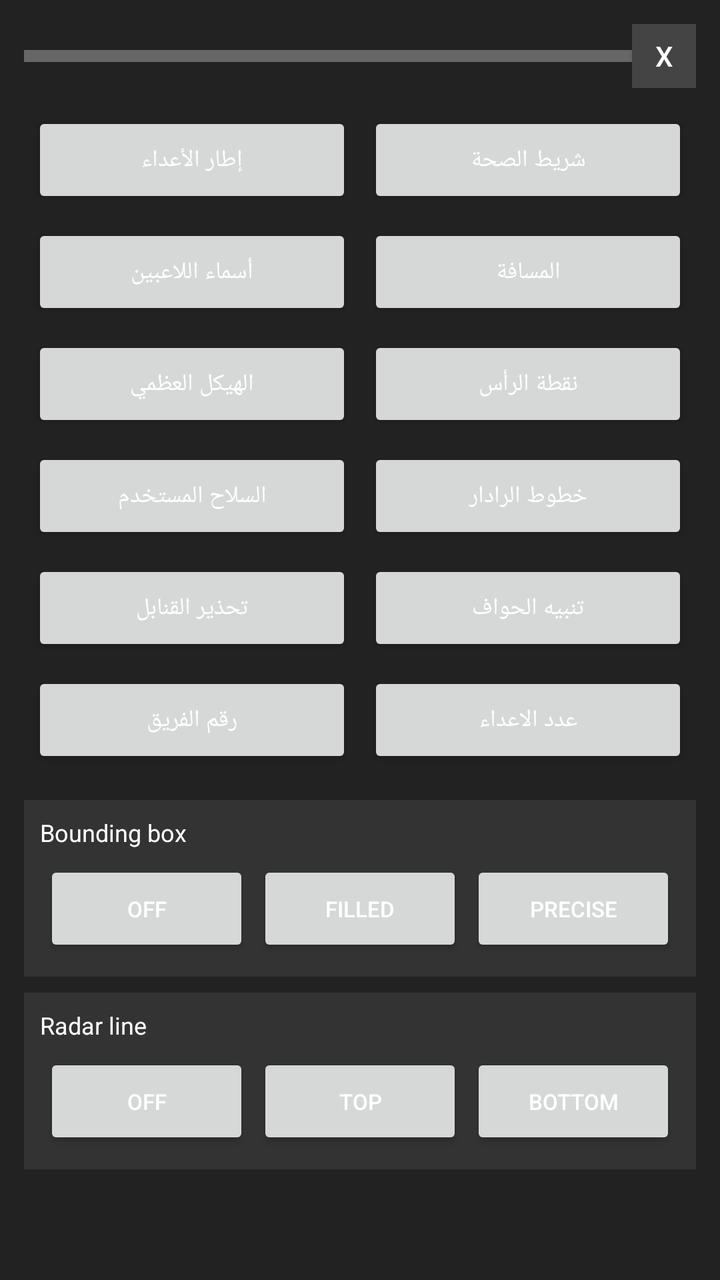
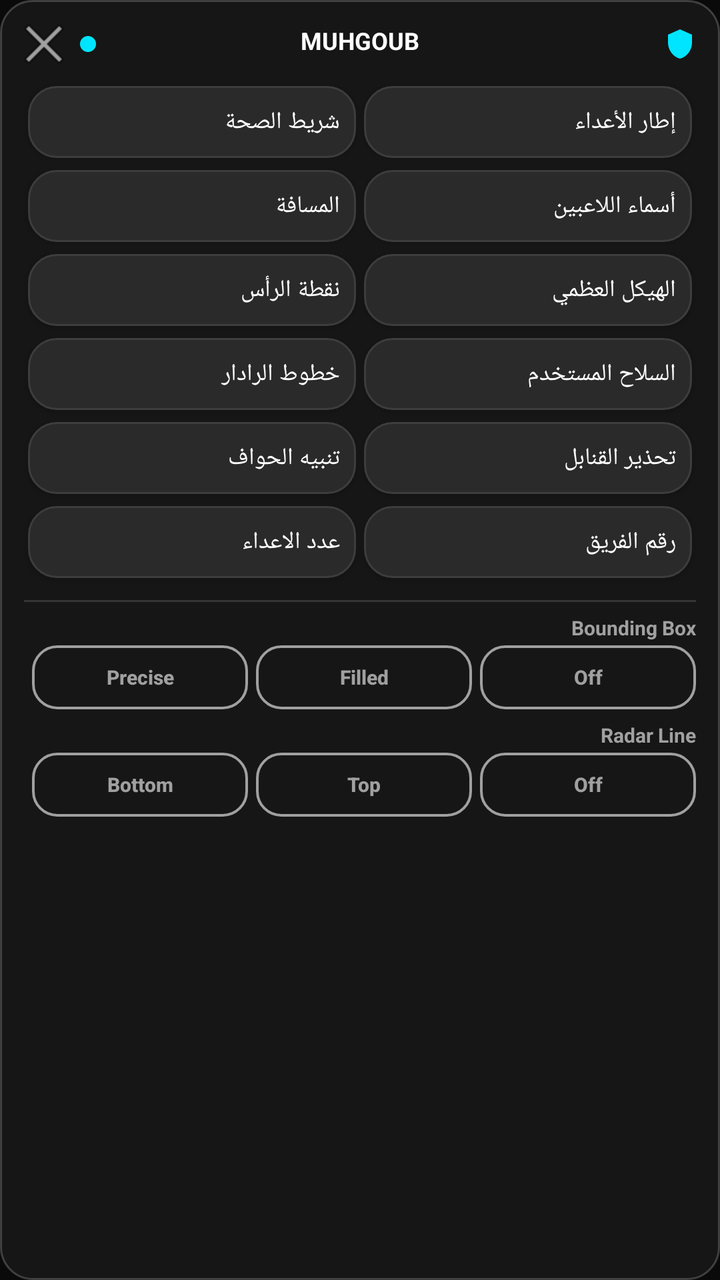

Two renders of the same Android screen: before a commit and after it. Below are the layout's source before the change and the commit's diff.
<!-- AndroidManifest.xml: application theme Theme.MuhgoubHUD -->
<!-- res/layout/overlay_panel.xml -->
<?xml version="1.0" encoding="utf-8"?>
<LinearLayout xmlns:android="http://schemas.android.com/apk/res/android"
    android:layout_width="match_parent"
    android:layout_height="match_parent"
    android:orientation="vertical"
    android:background="#222222"
    android:padding="12dp">

    
    <LinearLayout
        android:layout_width="match_parent"
        android:layout_height="wrap_content"
        android:orientation="horizontal"
        android:gravity="center_vertical"
        android:paddingBottom="8dp">

        <View
            android:id="@+id/dragHandle"
            android:layout_width="40dp"
            android:layout_height="6dp"
            android:background="#666666"
            android:layout_weight="1"/>

        <Button
            android:id="@+id/btnMinimize"
            android:layout_width="32dp"
            android:layout_height="32dp"
            android:text="X"
            android:textColor="#FFFFFF"
            android:background="#444444"/>
    </LinearLayout>

    
    <View
        android:id="@+id/statusDot"
        android:layout_width="12dp"
        android:layout_height="12dp"
        android:layout_gravity="center_horizontal"
        android:layout_marginBottom="8dp"
        android:visibility="gone"/>

    
    <GridLayout
        android:layout_width="match_parent"
        android:layout_height="wrap_content"
        android:columnCount="2"
        android:alignmentMode="alignMargins"
        android:columnOrderPreserved="false">

        <Button android:id="@+id/btnTool0" android:layout_width="0dp" android:layout_height="wrap_content" android:layout_columnWeight="1" android:text="إطار الأعداء" android:textColor="#FFFFFF" android:textSize="12sp" android:layout_margin="4dp"/>
        <Button android:id="@+id/btnTool1" android:layout_width="0dp" android:layout_height="wrap_content" android:layout_columnWeight="1" android:text="شريط الصحة" android:textColor="#FFFFFF" android:textSize="12sp" android:layout_margin="4dp"/>
        <Button android:id="@+id/btnTool2" android:layout_width="0dp" android:layout_height="wrap_content" android:layout_columnWeight="1" android:text="أسماء اللاعبين" android:textColor="#FFFFFF" android:textSize="12sp" android:layout_margin="4dp"/>
        <Button android:id="@+id/btnTool3" android:layout_width="0dp" android:layout_height="wrap_content" android:layout_columnWeight="1" android:text="المسافة" android:textColor="#FFFFFF" android:textSize="12sp" android:layout_margin="4dp"/>
        <Button android:id="@+id/btnTool4" android:layout_width="0dp" android:layout_height="wrap_content" android:layout_columnWeight="1" android:text="الهيكل العظمي" android:textColor="#FFFFFF" android:textSize="12sp" android:layout_margin="4dp"/>
        <Button android:id="@+id/btnTool5" android:layout_width="0dp" android:layout_height="wrap_content" android:layout_columnWeight="1" android:text="نقطة الرأس" android:textColor="#FFFFFF" android:textSize="12sp" android:layout_margin="4dp"/>
        <Button android:id="@+id/btnTool6" android:layout_width="0dp" android:layout_height="wrap_content" android:layout_columnWeight="1" android:text="السلاح المستخدم" android:textColor="#FFFFFF" android:textSize="12sp" android:layout_margin="4dp"/>
        <Button android:id="@+id/btnTool7" android:layout_width="0dp" android:layout_height="wrap_content" android:layout_columnWeight="1" android:text="خطوط الرادار" android:textColor="#FFFFFF" android:textSize="12sp" android:layout_margin="4dp"/>
        <Button android:id="@+id/btnTool8" android:layout_width="0dp" android:layout_height="wrap_content" android:layout_columnWeight="1" android:text="تحذير القنابل" android:textColor="#FFFFFF" android:textSize="12sp" android:layout_margin="4dp"/>
        <Button android:id="@+id/btnTool9" android:layout_width="0dp" android:layout_height="wrap_content" android:layout_columnWeight="1" android:text="تنبيه الحواف" android:textColor="#FFFFFF" android:textSize="12sp" android:layout_margin="4dp"/>
        <Button android:id="@+id/btnTool10" android:layout_width="0dp" android:layout_height="wrap_content" android:layout_columnWeight="1" android:text="رقم الفريق" android:textColor="#FFFFFF" android:textSize="12sp" android:layout_margin="4dp"/>
        <Button android:id="@+id/btnTool11" android:layout_width="0dp" android:layout_height="wrap_content" android:layout_columnWeight="1" android:text="عدد الاعداء" android:textColor="#FFFFFF" android:textSize="12sp" android:layout_margin="4dp"/>

    </GridLayout>

    
    <LinearLayout
        android:layout_width="match_parent"
        android:layout_height="wrap_content"
        android:orientation="vertical"
        android:layout_marginTop="12dp"
        android:padding="8dp"
        android:background="#333333">

        <TextView
            android:layout_width="wrap_content"
            android:layout_height="wrap_content"
            android:text="Bounding box"
            android:textColor="#FFFFFF"
            android:textSize="12sp"
            android:layout_marginBottom="4dp"/>

        <LinearLayout
            android:layout_width="match_parent"
            android:layout_height="wrap_content"
            android:orientation="horizontal"
            android:weightSum="3">

            <Button android:id="@+id/btnBoxOff" android:layout_width="0dp" android:layout_height="wrap_content" android:layout_weight="1" android:text="Off" android:textColor="#FFFFFF" android:textSize="11sp" android:layout_margin="2dp"/>
            <Button android:id="@+id/btnBoxFilled" android:layout_width="0dp" android:layout_height="wrap_content" android:layout_weight="1" android:text="Filled" android:textColor="#FFFFFF" android:textSize="11sp" android:layout_margin="2dp"/>
            <Button android:id="@+id/btnBoxPrecise" android:layout_width="0dp" android:layout_height="wrap_content" android:layout_weight="1" android:text="Precise" android:textColor="#FFFFFF" android:textSize="11sp" android:layout_margin="2dp"/>
        </LinearLayout>
    </LinearLayout>

    
    <LinearLayout
        android:layout_width="match_parent"
        android:layout_height="wrap_content"
        android:orientation="vertical"
        android:layout_marginTop="8dp"
        android:padding="8dp"
        android:background="#333333">

        <TextView
            android:layout_width="wrap_content"
            android:layout_height="wrap_content"
            android:text="Radar line"
            android:textColor="#FFFFFF"
            android:textSize="12sp"
            android:layout_marginBottom="4dp"/>

        <LinearLayout
            android:layout_width="match_parent"
            android:layout_height="wrap_content"
            android:orientation="horizontal"
            android:weightSum="3">

            <Button android:id="@+id/btnRadarOff" android:layout_width="0dp" android:layout_height="wrap_content" android:layout_weight="1" android:text="Off" android:textColor="#FFFFFF" android:textSize="11sp" android:layout_margin="2dp"/>
            <Button android:id="@+id/btnRadarTop" android:layout_width="0dp" android:layout_height="wrap_content" android:layout_weight="1" android:text="Top" android:textColor="#FFFFFF" android:textSize="11sp" android:layout_margin="2dp"/>
            <Button android:id="@+id/btnRadarBottom" android:layout_width="0dp" android:layout_height="wrap_content" android:layout_weight="1" android:text="Bottom" android:textColor="#FFFFFF" android:textSize="11sp" android:layout_margin="2dp"/>
        </LinearLayout>
    </LinearLayout>

</LinearLayout>
<!-- resources referenced by this layout -->
<resources>
  <!-- unchanged entries left out for length: 5 -->
</resources>

<!-- the commit's change to res/layout/overlay_panel.xml (unified diff, before → after) -->
@@ -1,123 +1,147 @@
 <?xml version="1.0" encoding="utf-8"?>
-<LinearLayout xmlns:android="http://schemas.android.com/apk/res/android"
+<FrameLayout xmlns:android="http://schemas.android.com/apk/res/android"
+    android:id="@+id/panelRoot"
     android:layout_width="match_parent"
     android:layout_height="match_parent"
-    android:orientation="vertical"
-    android:background="#222222"
-    android:padding="12dp">
+    android:background="@drawable/bg_panel">
 
-    
+    <ScrollView
+        android:layout_width="match_parent"
+        android:layout_height="match_parent"
+        android:scrollbars="none">
+
     <LinearLayout
         android:layout_width="match_parent"
         android:layout_height="wrap_content"
-        android:orientation="horizontal"
-        android:gravity="center_vertical"
+        android:layoutDirection="rtl"
+        android:orientation="vertical"
+        android:padding="12dp">
+
+    
+    <FrameLayout
+        android:id="@+id/dragHandle"
+        android:layout_width="match_parent"
+        android:layout_height="wrap_content"
         android:paddingBottom="8dp">
 
-        <View
-            android:id="@+id/dragHandle"
-            android:layout_width="40dp"
-            android:layout_height="6dp"
-            android:background="#666666"
-            android:layout_weight="1"/>
+        <TextView
+            android:layout_width="match_parent"
+            android:layout_height="wrap_content"
+            android:gravity="center"
+            android:text="@string/app_name"
+            android:textColor="@color/text_primary"
+            android:textSize="12sp"
+            android:textStyle="bold" />
 
-        <Button
-            android:id="@+id/btnMinimize"
-            android:layout_width="32dp"
-            android:layout_height="32dp"
-            android:text="X"
-            android:textColor="#FFFFFF"
-            android:background="#444444"/>
-    </LinearLayout>
+        <LinearLayout
+            android:layout_width="match_parent"
+            android:layout_height="wrap_content"
+            android:gravity="center_vertical"
+            android:orientation="horizontal">
 
-    
-    <View
-        android:id="@+id/statusDot"
-        android:layout_width="12dp"
-        android:layout_height="12dp"
-        android:layout_gravity="center_horizontal"
-        android:layout_marginBottom="8dp"
-        android:visibility="gone"/>
+            <ImageView
+                android:layout_width="16dp"
+                android:layout_height="16dp"
+                android:src="@drawable/ic_shield" />
+
+            <View
+                android:layout_width="0dp"
+                android:layout_height="1dp"
+                android:layout_weight="1" />
+
+            <View
+                android:id="@+id/statusDot"
+                android:layout_width="8dp"
+                android:layout_height="8dp"
+                android:layout_marginEnd="8dp"
+                android:background="@drawable/bg_icon_circle_accent" />
+
+            <ImageButton
+                android:id="@+id/btnMinimize"
+                android:layout_width="20dp"
+                android:layout_height="20dp"
+                android:background="@android:color/transparent"
+                android:contentDescription="@string/close_panel"
+                android:src="@android:drawable/ic_menu_close_clear_cancel" />
+
+        </LinearLayout>
+
+    </FrameLayout>
 
     
     <GridLayout
+        android:id="@+id/gridTools"
         android:layout_width="match_parent"
         android:layout_height="wrap_content"
         android:columnCount="2"
-        android:alignmentMode="alignMargins"
-        android:columnOrderPreserved="false">
+        android:rowCount="6">
 
-        <Button android:id="@+id/btnTool0" android:layout_width="0dp" android:layout_height="wrap_content" android:layout_columnWeight="1" android:text="إطار الأعداء" android:textColor="#FFFFFF" android:textSize="12sp" android:layout_margin="4dp"/>
-        <Button android:id="@+id/btnTool1" android:layout_width="0dp" android:layout_height="wrap_content" android:layout_columnWeight="1" android:text="شريط الصحة" android:textColor="#FFFFFF" android:textSize="12sp" android:layout_margin="4dp"/>
-        <Button android:id="@+id/btnTool2" android:layout_width="0dp" android:layout_height="wrap_content" android:layout_columnWeight="1" android:text="أسماء اللاعبين" android:textColor="#FFFFFF" android:textSize="12sp" android:layout_margin="4dp"/>
-        <Button android:id="@+id/btnTool3" android:layout_width="0dp" android:layout_height="wrap_content" android:layout_columnWeight="1" android:text="المسافة" android:textColor="#FFFFFF" android:textSize="12sp" android:layout_margin="4dp"/>
-        <Button android:id="@+id/btnTool4" android:layout_width="0dp" android:layout_height="wrap_content" android:layout_columnWeight="1" android:text="الهيكل العظمي" android:textColor="#FFFFFF" android:textSize="12sp" android:layout_margin="4dp"/>
-        <Button android:id="@+id/btnTool5" android:layout_width="0dp" android:layout_height="wrap_content" android:layout_columnWeight="1" android:text="نقطة الرأس" android:textColor="#FFFFFF" android:textSize="12sp" android:layout_margin="4dp"/>
-        <Button android:id="@+id/btnTool6" android:layout_width="0dp" android:layout_height="wrap_content" android:layout_columnWeight="1" android:text="السلاح المستخدم" android:textColor="#FFFFFF" android:textSize="12sp" android:layout_margin="4dp"/>
-        <Button android:id="@+id/btnTool7" android:layout_width="0dp" android:layout_height="wrap_content" android:layout_columnWeight="1" android:text="خطوط الرادار" android:textColor="#FFFFFF" android:textSize="12sp" android:layout_margin="4dp"/>
-        <Button android:id="@+id/btnTool8" android:layout_width="0dp" android:layout_height="wrap_content" android:layout_columnWeight="1" android:text="تحذير القنابل" android:textColor="#FFFFFF" android:textSize="12sp" android:layout_margin="4dp"/>
-        <Button android:id="@+id/btnTool9" android:layout_width="0dp" android:layout_height="wrap_content" android:layout_columnWeight="1" android:text="تنبيه الحواف" android:textColor="#FFFFFF" android:textSize="12sp" android:layout_margin="4dp"/>
-        <Button android:id="@+id/btnTool10" android:layout_width="0dp" android:layout_height="wrap_content" android:layout_columnWeight="1" android:text="رقم الفريق" android:textColor="#FFFFFF" android:textSize="12sp" android:layout_margin="4dp"/>
-        <Button android:id="@+id/btnTool11" android:layout_width="0dp" android:layout_height="wrap_content" android:layout_columnWeight="1" android:text="عدد الاعداء" android:textColor="#FFFFFF" android:textSize="12sp" android:layout_margin="4dp"/>
+        <Button android:id="@+id/btnTool0" style="@style/HudToggleButton" android:text="إطار الأعداء" />
+        <Button android:id="@+id/btnTool1" style="@style/HudToggleButton" android:text="شريط الصحة" />
+        <Button android:id="@+id/btnTool2" style="@style/HudToggleButton" android:text="أسماء اللاعبين" />
+        <Button android:id="@+id/btnTool3" style="@style/HudToggleButton" android:text="المسافة" />
+        <Button android:id="@+id/btnTool4" style="@style/HudToggleButton" android:text="الهيكل العظمي" />
+        <Button android:id="@+id/btnTool5" style="@style/HudToggleButton" android:text="نقطة الرأس" />
+        <Button android:id="@+id/btnTool6" style="@style/HudToggleButton" android:text="السلاح المستخدم" />
+        <Button android:id="@+id/btnTool7" style="@style/HudToggleButton" android:text="خطوط الرادار" />
+        <Button android:id="@+id/btnTool8" style="@style/HudToggleButton" android:text="تحذير القنابل" />
+        <Button android:id="@+id/btnTool9" style="@style/HudToggleButton" android:text="تنبيه الحواف" />
+        <Button android:id="@+id/btnTool10" style="@style/HudToggleButton" android:text="رقم الفريق" />
+        <Button android:id="@+id/btnTool11" style="@style/HudToggleButton" android:text="عدد الاعداء" />
 
     </GridLayout>
 
     
+    <View
+        android:layout_width="match_parent"
+        android:layout_height="1dp"
+        android:layout_marginTop="8dp"
+        android:layout_marginBottom="6dp"
+        android:background="#22FFFFFF" />
+
+    
+    <TextView
+        android:layout_width="wrap_content"
+        android:layout_height="wrap_content"
+        android:text="Bounding Box"
+        android:textColor="@color/text_secondary"
+        android:textSize="10sp"
+        android:textStyle="bold" />
+
     <LinearLayout
         android:layout_width="match_parent"
         android:layout_height="wrap_content"
-        android:orientation="vertical"
-        android:layout_marginTop="12dp"
-        android:padding="8dp"
-        android:background="#333333">
+        android:layout_marginTop="2dp"
+        android:orientation="horizontal">
 
-        <TextView
-            android:layout_width="wrap_content"
-            android:layout_height="wrap_content"
-            android:text="Bounding box"
-            android:textColor="#FFFFFF"
-            android:textSize="12sp"
-            android:layout_marginBottom="4dp"/>
+        <Button android:id="@+id/btnBoxOff" style="@style/HudRadioButton" android:layout_width="0dp" android:layout_weight="1" android:text="Off" />
+        <Button android:id="@+id/btnBoxFilled" style="@style/HudRadioButton" android:layout_width="0dp" android:layout_weight="1" android:text="Filled" />
+        <Button android:id="@+id/btnBoxPrecise" style="@style/HudRadioButton" android:layout_width="0dp" android:layout_weight="1" android:text="Precise" />
 
-        <LinearLayout
-            android:layout_width="match_parent"
-            android:layout_height="wrap_content"
-            android:orientation="horizontal"
-            android:weightSum="3">
-
-            <Button android:id="@+id/btnBoxOff" android:layout_width="0dp" android:layout_height="wrap_content" android:layout_weight="1" android:text="Off" android:textColor="#FFFFFF" android:textSize="11sp" android:layout_margin="2dp"/>
-            <Button android:id="@+id/btnBoxFilled" android:layout_width="0dp" android:layout_height="wrap_content" android:layout_weight="1" android:text="Filled" android:textColor="#FFFFFF" android:textSize="11sp" android:layout_margin="2dp"/>
-            <Button android:id="@+id/btnBoxPrecise" android:layout_width="0dp" android:layout_height="wrap_content" android:layout_weight="1" android:text="Precise" android:textColor="#FFFFFF" android:textSize="11sp" android:layout_margin="2dp"/>
-        </LinearLayout>
     </LinearLayout>
 
     
+    <TextView
+        android:layout_width="wrap_content"
+        android:layout_height="wrap_content"
+        android:layout_marginTop="6dp"
+        android:text="Radar Line"
+        android:textColor="@color/text_secondary"
+        android:textSize="10sp"
+        android:textStyle="bold" />
+
     <LinearLayout
         android:layout_width="match_parent"
         android:layout_height="wrap_content"
-        android:orientation="vertical"
-        android:layout_marginTop="8dp"
-        android:padding="8dp"
-        android:background="#333333">
+        android:layout_marginTop="2dp"
+        android:orientation="horizontal">
 
-        <TextView
-            android:layout_width="wrap_content"
-            android:layout_height="wrap_content"
-            android:text="Radar line"
-            android:textColor="#FFFFFF"
-            android:textSize="12sp"
-            android:layout_marginBottom="4dp"/>
+        <Button android:id="@+id/btnRadarOff" style="@style/HudRadioButton" android:layout_width="0dp" android:layout_weight="1" android:text="Off" />
+        <Button android:id="@+id/btnRadarTop" style="@style/HudRadioButton" android:layout_width="0dp" android:layout_weight="1" android:text="Top" />
+        <Button android:id="@+id/btnRadarBottom" style="@style/HudRadioButton" android:layout_width="0dp" android:layout_weight="1" android:text="Bottom" />
 
-        <LinearLayout
-            android:layout_width="match_parent"
-            android:layout_height="wrap_content"
-            android:orientation="horizontal"
-            android:weightSum="3">
-
-            <Button android:id="@+id/btnRadarOff" android:layout_width="0dp" android:layout_height="wrap_content" android:layout_weight="1" android:text="Off" android:textColor="#FFFFFF" android:textSize="11sp" android:layout_margin="2dp"/>
-            <Button android:id="@+id/btnRadarTop" android:layout_width="0dp" android:layout_height="wrap_content" android:layout_weight="1" android:text="Top" android:textColor="#FFFFFF" android:textSize="11sp" android:layout_margin="2dp"/>
-            <Button android:id="@+id/btnRadarBottom" android:layout_width="0dp" android:layout_height="wrap_content" android:layout_weight="1" android:text="Bottom" android:textColor="#FFFFFF" android:textSize="11sp" android:layout_margin="2dp"/>
-        </LinearLayout>
     </LinearLayout>
 
-</LinearLayout>
+    </LinearLayout>
+    </ScrollView>
+</FrameLayout>
<!-- resource entries referenced after the edit -->
@@ -1,5 +1,99 @@
 <!-- resources referenced by this layout -->
 <resources>
+  <color name="text_primary">#FFFFFFFF</color>
+  <color name="text_secondary">#FFA0A0A0</color>
+  <!-- drawable bg_icon_circle_accent (drawable) -->
+  <?xml version="1.0" encoding="utf-8"?>
+  <shape xmlns:android="http://schemas.android.com/apk/res/android"
+      android:shape="oval">
+      <solid android:color="#00E5FF" />
+  </shape>
+  <!-- drawable bg_panel (drawable) -->
+  <?xml version="1.0" encoding="utf-8"?>
+  <shape xmlns:android="http://schemas.android.com/apk/res/android"
+      android:shape="rectangle">
+      <solid android:color="#CC1A1A1A" />
+      <corners android:radius="16dp" />
+      <stroke android:width="1dp" android:color="#33FFFFFF" />
+  </shape>
+  <!-- drawable ic_shield (drawable) -->
+  <?xml version="1.0" encoding="utf-8"?>
+  <vector xmlns:android="http://schemas.android.com/apk/res/android"
+      android:width="24dp"
+      android:height="24dp"
+      android:viewportWidth="24"
+      android:viewportHeight="24">
+      <path
+          android:fillColor="#00E5FF"
+          android:pathData="M12,1L3,5v6c0,5.55 3.84,10.74 9,12 5.16,-1.26 9,-6.45 9,-12V5l-9,-4z"/>
+  </vector>
+  <string name="app_name">MUHGOUB</string>
+  <string name="close_panel">إغلاق</string>
+  <style name="HudRadioButton">
+          <item name="android:layout_width">wrap_content</item>
+          <item name="android:layout_height">32dp</item>
+          <item name="android:layout_marginEnd">4dp</item>
+          <item name="android:button">@null</item>
+          <item name="android:background">@drawable/segment_background_selector</item>
+          <item name="android:textColor">@color/radio_text_color</item>
+          <item name="android:textAllCaps">false</item>
+          <item name="android:textSize">10sp</item>
+          <item name="android:textStyle">bold</item>
+          <item name="android:paddingStart">4dp</item>
+          <item name="android:paddingEnd">4dp</item>
+          <item name="android:gravity">center</item>
+      </style>
+  <style name="HudToggleButton">
+          <item name="android:layout_width">0dp</item>
+          <item name="android:layout_height">36dp</item>
+          <item name="android:layout_columnWeight">1</item>
+          <item name="android:layout_gravity">fill_horizontal</item>
+          <item name="android:layout_marginTop">3dp</item>
+          <item name="android:layout_marginBottom">3dp</item>
+          <item name="android:layout_marginStart">2dp</item>
+          <item name="android:layout_marginEnd">2dp</item>
+          <item name="android:background">@drawable/bg_toggle_off</item>
+          <item name="android:textAllCaps">false</item>
+          <item name="android:textColor">@color/text_primary</item>
+          <item name="android:textSize">12sp</item>
+          <item name="android:minWidth">0dp</item>
+          <item name="android:gravity">center_vertical|start</item>
+          <item name="android:paddingStart">8dp</item>
+          <item name="android:paddingEnd">8dp</item>
+          <item name="android:drawablePadding">8dp</item>
+      </style>
+  <!-- drawable segment_background_selector (drawable) -->
+  <?xml version="1.0" encoding="utf-8"?>
+  <selector xmlns:android="http://schemas.android.com/apk/res/android">
+      <item android:state_checked="true" android:drawable="@drawable/bg_segment_filled" />
+      <item android:state_checked="false" android:drawable="@drawable/bg_segment_outline" />
+  </selector>
+  <!-- drawable bg_toggle_off (drawable) -->
+  <?xml version="1.0" encoding="utf-8"?>
+  <shape xmlns:android="http://schemas.android.com/apk/res/android"
+      android:shape="rectangle">
+      <solid android:color="@color/toggle_off" />
+      <stroke android:width="1dp" android:color="@color/toggle_off_border" />
+      <corners android:radius="14dp" />
+  </shape>
+  <!-- drawable bg_segment_filled (drawable) -->
+  <?xml version="1.0" encoding="utf-8"?>
+  <shape xmlns:android="http://schemas.android.com/apk/res/android"
+      android:shape="rectangle">
+      <solid android:color="@color/teal_accent" />
+      <corners android:radius="12dp" />
+  </shape>
+  <!-- drawable bg_segment_outline (drawable) -->
+  <?xml version="1.0" encoding="utf-8"?>
+  <shape xmlns:android="http://schemas.android.com/apk/res/android"
+      android:shape="rectangle">
+      <solid android:color="@android:color/transparent" />
+      <stroke android:width="1.2dp" android:color="@color/text_secondary" />
+      <corners android:radius="12dp" />
+  </shape>
+  <color name="toggle_off">#FF2A2A2A</color>
+  <color name="toggle_off_border">#FF3D3D3D</color>
+  <color name="teal_accent">#FF2FD8CE</color>
   <!-- unchanged entries left out for length: 5 -->
 </resources>
 
